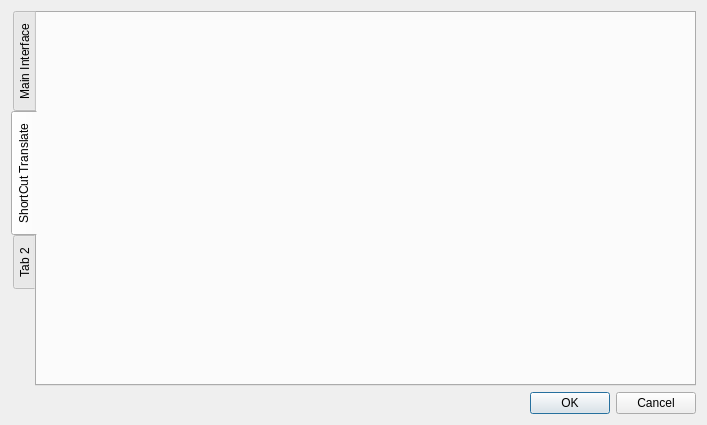
Above: settingsdialog.ui from MaxDumbledore/LangSword before the change. Below: the same form after it.
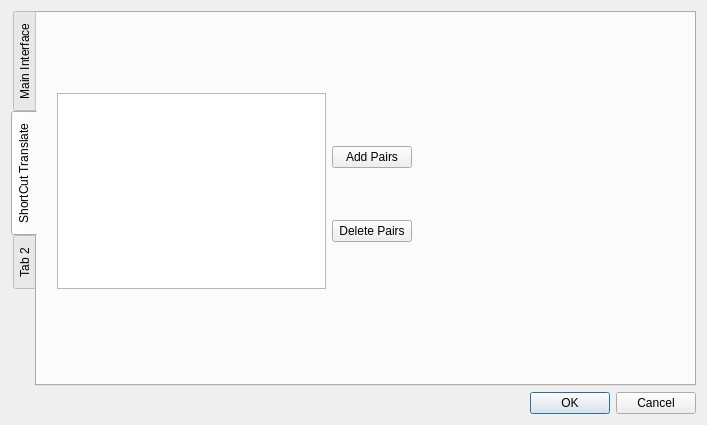
That is the form after the change. The open tabs and pages were chosen to show the change.

Commit message: add "common used pairs" function, and modify some classes' structure, more clear.

Patch:
```diff
--- a/settingsdialog.ui
+++ b/settingsdialog.ui
@@ -47,6 +47,87 @@
       <attribute name="title">
        <string>ShortCut Translate</string>
       </attribute>
+      <widget class="QWidget" name="layoutWidget">
+       <property name="geometry">
+        <rect>
+         <x>20</x>
+         <y>80</y>
+         <width>355</width>
+         <height>196</height>
+        </rect>
+       </property>
+       <layout class="QGridLayout" name="gridLayout_2">
+        <item row="0" column="0" rowspan="5">
+         <widget class="QTableView" name="pairsView">
+          <property name="editTriggers">
+           <set>QAbstractItemView::AnyKeyPressed|QAbstractItemView::CurrentChanged|QAbstractItemView::EditKeyPressed</set>
+          </property>
+          <attribute name="horizontalHeaderVisible">
+           <bool>false</bool>
+          </attribute>
+          <attribute name="horizontalHeaderStretchLastSection">
+           <bool>false</bool>
+          </attribute>
+          <attribute name="verticalHeaderVisible">
+           <bool>false</bool>
+          </attribute>
+         </widget>
+        </item>
+        <item row="0" column="1">
+         <spacer name="verticalSpacer_2">
+          <property name="orientation">
+           <enum>Qt::Vertical</enum>
+          </property>
+          <property name="sizeHint" stdset="0">
+           <size>
+            <width>20</width>
+            <height>40</height>
+           </size>
+          </property>
+         </spacer>
+        </item>
+        <item row="1" column="1">
+         <widget class="QPushButton" name="addButton">
+          <property name="text">
+           <string>Add Pairs</string>
+          </property>
+         </widget>
+        </item>
+        <item row="2" column="1">
+         <spacer name="verticalSpacer">
+          <property name="orientation">
+           <enum>Qt::Vertical</enum>
+          </property>
+          <property name="sizeHint" stdset="0">
+           <size>
+            <width>20</width>
+            <height>40</height>
+           </size>
+          </property>
+         </spacer>
+        </item>
+        <item row="3" column="1">
+         <widget class="QPushButton" name="deleteButton">
+          <property name="text">
+           <string>Delete Pairs</string>
+          </property>
+         </widget>
+        </item>
+        <item row="4" column="1">
+         <spacer name="verticalSpacer_3">
+          <property name="orientation">
+           <enum>Qt::Vertical</enum>
+          </property>
+          <property name="sizeHint" stdset="0">
+           <size>
+            <width>20</width>
+            <height>40</height>
+           </size>
+          </property>
+         </spacer>
+        </item>
+       </layout>
+      </widget>
      </widget>
      <widget class="QWidget" name="tab_3">
       <attribute name="title">
```
Left out of the diff: 32 changed lines with no effect on the pictures. The commit also changes 14 other files.
